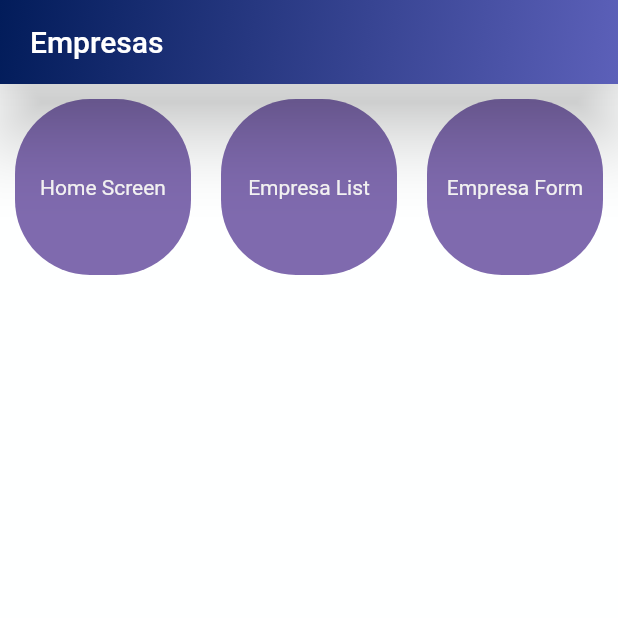
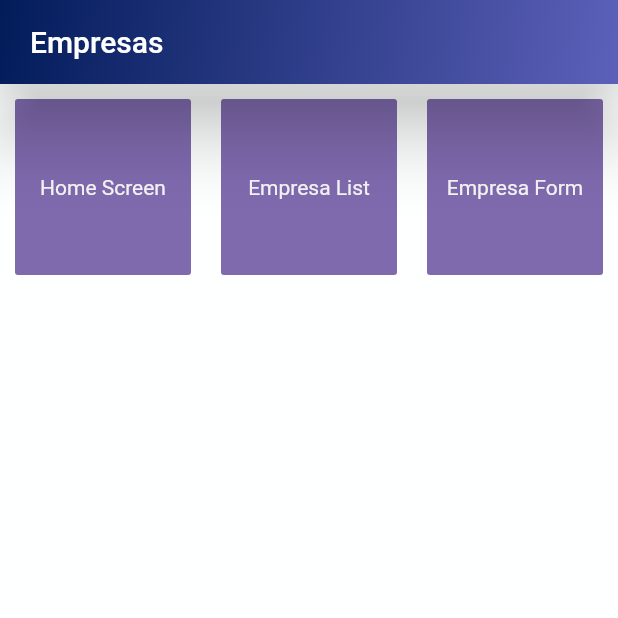
Before and after one commit to Proyecto-Integrador-yavirac/proyectoFlutterEntity, a Flutter app: the screen it shows after launch, on a phone screen of 412 x 824 dp, the top half of it. Run offline on Flutter 3.47's test engine with Material 2 defaults, Android fonts, the phone set to English and light mode, and no system bars; network calls fail.

Commit message:
Se agrega una propiedad en home

```diff
--- a/grupo_3_b/lib/screens/home_screen.dart
+++ b/grupo_3_b/lib/screens/home_screen.dart
@@ -40,7 +40,7 @@ class HomeScreen extends StatelessWidget {
                     margin: const EdgeInsets.all(10),
                     decoration: BoxDecoration(
                       color: const Color.fromARGB(152, 41, 5, 119),
-                      borderRadius: BorderRadius.circular(50),
+                      borderRadius: BorderRadius.circular(2),
                     ),
                     child: Column(
                       mainAxisAlignment: MainAxisAlignment.center,
```
Also changed, not shown: grupo_3_b/pubspec.lock.
